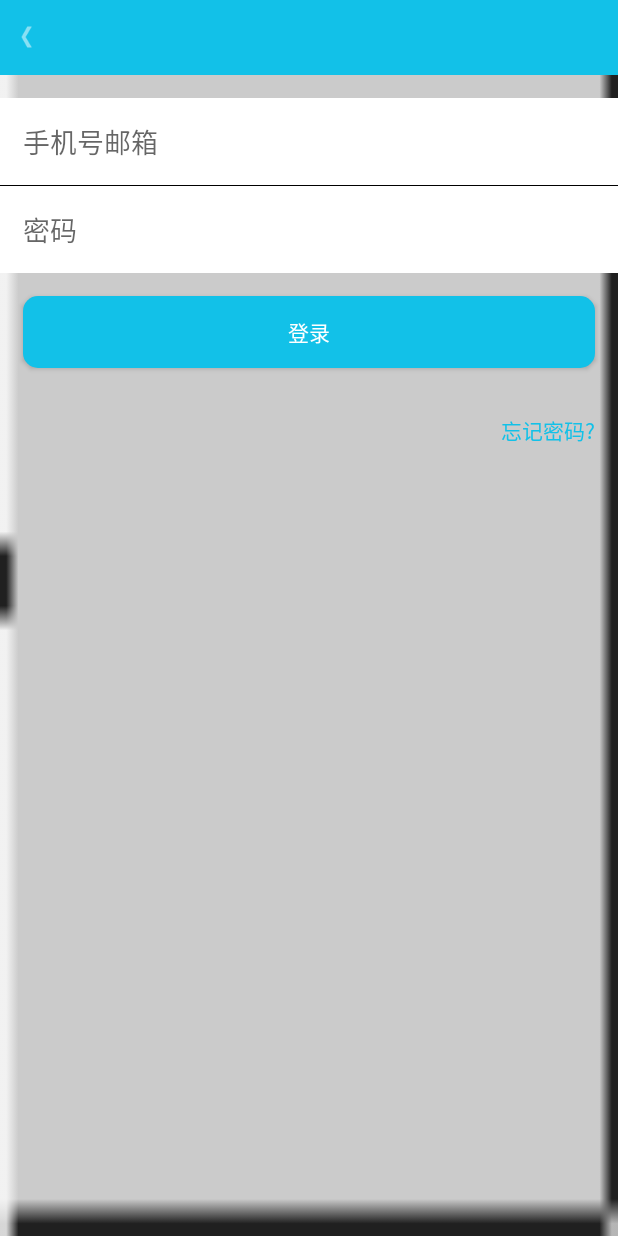
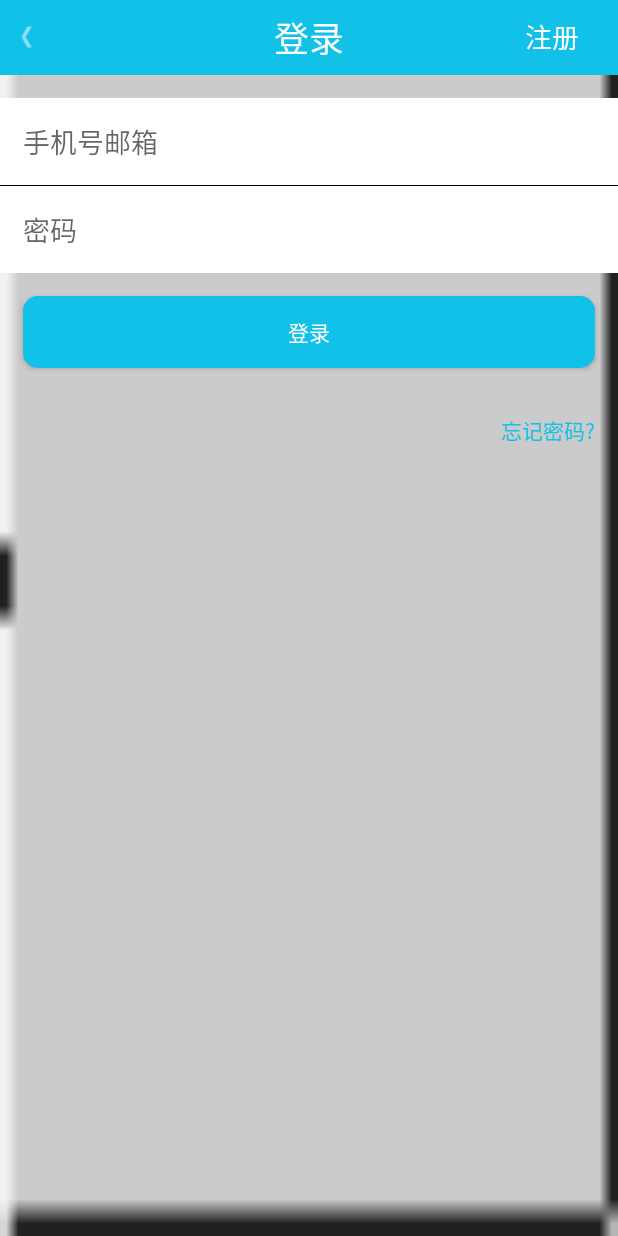
Before and after one commit to chen22207/MiYouApp, an Android app: the LoginActivity screen opened directly, with no data from a screen before it, on a phone screen of 412 x 824 dp. Run offline under Robolectric (Android 15) with nearby library versions, the phone set to English and light mode, and no system bars; our stand-ins replace ButterKnife; libraries missing offline, so code that uses them is left out: rx.android.schedulers, rx.schedulers.

Commit message:
登录界面

```diff
--- a/app/src/main/java/com/firstblood/miyo/activity/LoginActivity.java
+++ b/app/src/main/java/com/firstblood/miyo/activity/LoginActivity.java
@@ -2,18 +2,77 @@ package com.firstblood.miyo.activity;
 
 import android.os.Bundle;
 import android.support.v7.app.AppCompatActivity;
+import android.widget.Button;
+import android.widget.EditText;
+import android.widget.TextView;
 
+import com.cs.networklibrary.http.HttpMethods;
+import com.cs.networklibrary.http.HttpResultFunc;
+import com.firstblood.miyo.netservices.UserServices;
+import com.firstblood.miyo.subscribers.ProgressSubscriber;
+import com.firstblood.miyo.util.AlertMessageUtil;
+import com.firstblood.miyo.util.Navigation;
 import com.firstblood.miyou.R;
 
 import butterknife.ButterKnife;
+import butterknife.InjectView;
+import rx.android.schedulers.AndroidSchedulers;
+import rx.schedulers.Schedulers;
 
 public class LoginActivity extends AppCompatActivity {
+
+    @InjectView(R.id.login_username_et)
+    EditText loginUsernameEt;
+    @InjectView(R.id.login_password_et)
+    EditText loginPasswordEt;
+    @InjectView(R.id.login_submit_bt)
+    Button loginSubmitBt;
+    @InjectView(R.id.login_forget_pwd_tv)
+    TextView loginForgetPwdTv;
 
     @Override
     protected void onCreate(Bundle savedInstanceState) {
         super.onCreate(savedInstanceState);
         setContentView(R.layout.activity_login);
         ButterKnife.inject(this);
+        Navigation.getInstance(this).setBack().setTitle(getString(R.string.title_login)).setRight(getString(R.string.title_register), v -> navigateToRegist());
+
+        loginSubmitBt.setOnClickListener(v -> {
+            if (checkDataComplete()) {
+                requestLogin();
+            }
+        });
+        loginForgetPwdTv.setOnClickListener(v -> navigateToForgetPwd());
+    }
+
+    private void requestLogin() {
+        UserServices userServices = HttpMethods.getInstance().getClassInstance(UserServices.class);
+        userServices.userLogin(loginUsernameEt.getText().toString(), loginPasswordEt.getText().toString())
+                .map(new HttpResultFunc<>())
+                .subscribeOn(Schedulers.io())
+                .observeOn(AndroidSchedulers.mainThread())
+                .subscribe(new ProgressSubscriber<>(o -> {
+                    AlertMessageUtil.showAlert(this, "dengluchenggong");
+                }, this));
+    }
+
+    private void navigateToForgetPwd() {
 
     }
+
+    private void navigateToRegist() {
+
+    }
+
+    private boolean checkDataComplete() {
+        boolean b = true;
+        if (loginUsernameEt.getText().toString().isEmpty()) {
+            AlertMessageUtil.showAlert(this, "用户名不能为空");
+            b = false;
+        } else if (loginPasswordEt.getText().toString().isEmpty()) {
+            AlertMessageUtil.showAlert(this, "密码不能为空");
+            b = false;
+        }
+        return b;
+    }
 }
--- a/app/src/main/java/com/firstblood/miyo/netservices/UserServices.java
+++ b/app/src/main/java/com/firstblood/miyo/netservices/UserServices.java
@@ -3,9 +3,7 @@ package com.firstblood.miyo.netservices;
 import com.cs.networklibrary.entity.HttpResult;
 import com.firstblood.miyo.module.NoData;
 
-import java.util.Map;
-
-import retrofit2.http.FieldMap;
+import retrofit2.http.Field;
 import retrofit2.http.FormUrlEncoded;
 import retrofit2.http.POST;
 import rx.Observable;
@@ -17,5 +15,5 @@ public interface UserServices {
 
     @FormUrlEncoded
     @POST("loginAPI.aspx")
-    Observable<HttpResult<NoData>> userLogin(@FieldMap Map<String, String> queryMap);
+    Observable<HttpResult<NoData>> userLogin(@Field("account") String account, @Field("password") String password);
 }
--- /dev/null
+++ b/app/src/main/java/com/firstblood/miyo/util/Navigation.java
@@ -0,0 +1,44 @@
+package com.firstblood.miyo.util;
+
+import android.support.v4.app.FragmentActivity;
+import android.view.View;
+import android.widget.Button;
+import android.widget.TextView;
+
+import com.firstblood.miyou.R;
+
+/**
+ * Created by Administrator on 2016/3/23.
+ * 设置标题栏
+ */
+public class Navigation {
+    private FragmentActivity mActivity;
+
+    public Navigation() {
+    }
+
+    public Navigation(FragmentActivity activity) {
+        this.mActivity = activity;
+    }
+
+    public static Navigation getInstance(FragmentActivity activity) {
+        return new Navigation(activity);
+    }
+
+    public Navigation setBack() {
+        mActivity.findViewById(R.id.base_header_back_iv).setOnClickListener(v -> mActivity.finish());
+        return this;
+    }
+
+    public Navigation setTitle(String title) {
+        ((TextView) mActivity.findViewById(R.id.base_header_title_tv)).setText(title);
+        return this;
+    }
+
+    public Navigation setRight(String text, View.OnClickListener clickListener) {
+        Button bt = ((Button) mActivity.findViewById(R.id.base_header_right_bt));
+        bt.setText(text);
+        bt.setOnClickListener(clickListener);
+        return this;
+    }
+}
--- a/app/src/main/res/layout/activity_login.xml
+++ b/app/src/main/res/layout/activity_login.xml
@@ -37,6 +37,7 @@
 		android:layout_margin="@dimen/large_space" />
 
 	<TextView
+        android:id="@+id/login_forget_pwd_tv"
 		android:layout_width="wrap_content"
 		android:layout_height="wrap_content"
 		android:layout_gravity="right"
--- /dev/null
+++ b/app/src/main/res/values/strings_title.xml
@@ -0,0 +1,5 @@
+<?xml version="1.0" encoding="utf-8"?>
+<resources>
+    <string name="title_login">登录</string>
+    <string name="title_register">注册</string>
+</resources>
--- a/csnetworklibrary/src/main/java/com/cs/networklibrary/http/HttpResultFunc.java
+++ b/csnetworklibrary/src/main/java/com/cs/networklibrary/http/HttpResultFunc.java
@@ -14,7 +14,7 @@ public class HttpResultFunc<T> implements Func1<HttpResult<T>, T> {
     @Override
     public T call(HttpResult<T> httpResult) {
         if (!httpResult.getResultCode().equals("0000")) {
-            throw new ApiException(100);
+            throw new ApiException(httpResult.getResultMsg());
         }
         return httpResult.getData();
     }
```
Also changed, not shown: app/src/main/java/com/firstblood/miyo/fragment/HomePageFragment.java (+3 -7 lines), app/src/main/java/com/firstblood/miyo/util/AlertMessageUtil.java (added, +13 -0 lines).
